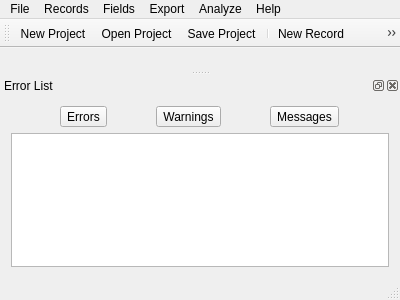
The window that Source/Tome/Core/mainwindow.ui (npruehs/tome-editor) describes before a commit, drawn with Qt 5.
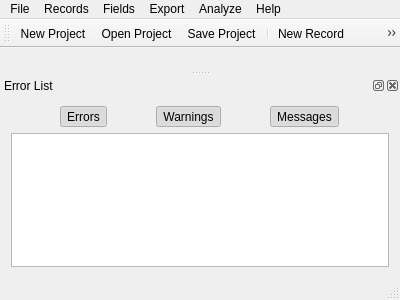
The same window after the commit. Icons and pictures are not drawn.

Commit message: ADDED: Tasks - Filtering error list by severity.

```diff
--- a/Source/Tome/Core/mainwindow.ui
+++ b/Source/Tome/Core/mainwindow.ui
@@ -154,6 +154,9 @@
          <property name="checkable">
           <bool>true</bool>
          </property>
+         <property name="checked">
+          <bool>true</bool>
+         </property>
          <property name="toolButtonStyle">
           <enum>Qt::ToolButtonTextBesideIcon</enum>
          </property>
@@ -172,6 +175,9 @@
          <property name="checkable">
           <bool>true</bool>
          </property>
+         <property name="checked">
+          <bool>true</bool>
+         </property>
          <property name="toolButtonStyle">
           <enum>Qt::ToolButtonTextBesideIcon</enum>
          </property>
@@ -190,6 +196,9 @@
          <property name="checkable">
           <bool>true</bool>
          </property>
+         <property name="checked">
+          <bool>true</bool>
+         </property>
          <property name="toolButtonStyle">
           <enum>Qt::ToolButtonTextBesideIcon</enum>
          </property>
```
Left out of the diff: 6 changed lines with no effect on the pictures. The commit also changes 2 other files.
